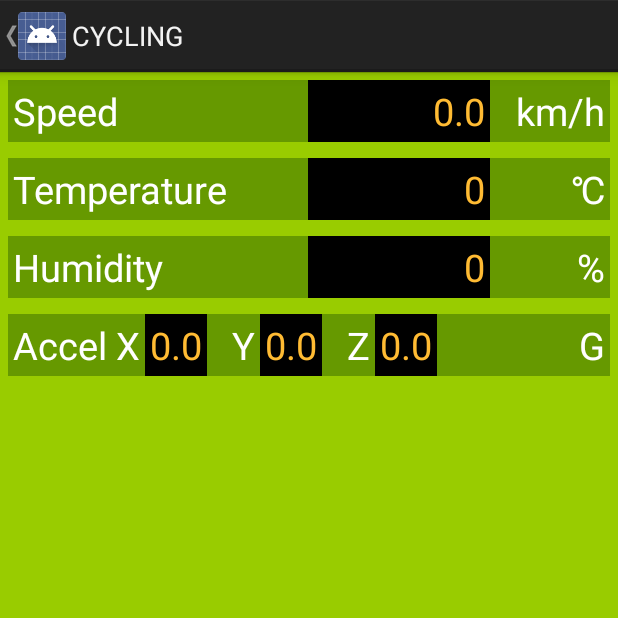
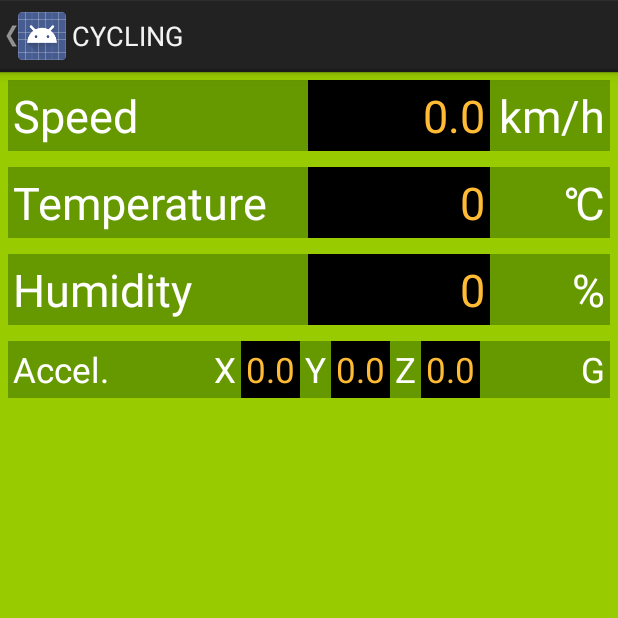
Before and after one commit to araobp/bicycle, an Android app: the CyclingActivity screen opened directly, with no data from a screen before it, on a phone screen of 412 x 824 dp, the top half of it. Run offline under Robolectric (Android 15) with nearby library versions, the phone set to English and light mode, and no system bars; our stand-ins replace EventBus.

Commit message:
bug fix for #1

```diff
--- a/src/app/src/main/AndroidManifest.xml
+++ b/src/app/src/main/AndroidManifest.xml
@@ -48,11 +48,11 @@
         </activity>
 
         <service
-            android:name="jp.araobp.iot.sensor_network.DriverSimulatorServiceImpl"
+            android:name="jp.araobp.iot.sensor_network.service.SensorNetworkSimulator"
             android:enabled="true"
             android:exported="true" />
         <service
-            android:name="jp.araobp.iot.sensor_network.FtdiDriverServiceImpl"
+            android:name="jp.araobp.iot.sensor_network.service.FtdiDriver"
             android:enabled="true"
             android:exported="true" />
 
--- a/src/app/src/main/java/jp/araobp/iot/sensor_network/Event.kt
+++ b/src/app/src/main/java/jp/araobp/iot/sensor_network/SensorNetworkEvent.kt
@@ -1,6 +1,6 @@
 package jp.araobp.iot.sensor_network
 
-class Event {
+class SensorNetworkEvent {
     data class SensorData(var timestamp: Long,
                           var rawData: String,
                           var deviceId: Int? = null,
--- a/src/app/src/main/java/jp/araobp/iot/sensor_network/FtdiDriverServiceImpl.kt
+++ b/src/app/src/main/java/jp/araobp/iot/sensor_network/service/FtdiDriver.kt
@@ -1,9 +1,10 @@
-package jp.araobp.iot.sensor_network
+package jp.araobp.iot.sensor_network.service
 
 import android.util.Log
 
 import com.ftdi.j2xx.D2xxManager
 import com.ftdi.j2xx.FT_Device
+import jp.araobp.iot.sensor_network.SensorNetworkService
 
 import kotlin.experimental.or
 
@@ -11,7 +12,7 @@ import kotlin.experimental.or
 * FTDI device driver
 *
 */
-class FtdiDriverServiceImpl: SensorNetworkService() {
+class FtdiDriver : SensorNetworkService() {
 
     private var mD2xxManager: D2xxManager? = null
     private var mFtdiDevice: FT_Device? = null
--- a/src/app/src/main/java/jp/araobp/iot/ui/CyclingActivity.kt
+++ b/src/app/src/main/java/jp/araobp/iot/ui/CyclingActivity.kt
@@ -5,7 +5,7 @@ import android.os.Bundle
 import android.util.Log
 import android.view.MenuItem
 import android.widget.TextView
-import jp.araobp.iot.sensor_network.Event
+import jp.araobp.iot.sensor_network.SensorNetworkEvent
 import jp.araobp.iot.sensor_network.SensorNetworkProtocol
 import org.greenrobot.eventbus.Subscribe
 import org.greenrobot.eventbus.ThreadMode
@@ -50,7 +50,7 @@ class CyclingActivity : Activity() {
     }
 
     @Subscribe(threadMode = ThreadMode.MAIN)
-    fun onProcessedData(processedData: Event.ProcessedData) {
+    fun onProcessedData(processedData: SensorNetworkEvent.ProcessedData) {
         Log.d(TAG, processedData.toString())
         when(processedData.deviceId) {
             SensorNetworkProtocol.KXR94_2050 -> {
--- a/src/app/src/main/res/layout/activity_cycling.xml
+++ b/src/app/src/main/res/layout/activity_cycling.xml
@@ -141,82 +141,95 @@
         android:orientation="horizontal">
 
         <TextView
+            android:id="@+id/textViewAccelLabel"
+            android:layout_width="wrap_content"
+            android:layout_height="wrap_content"
+            android:padding="@dimen/padding"
+            android:text="Accel."
+            android:textColor="@android:color/background_light"
+            android:textSize="@dimen/cycling_text_size_accel" />
+
+        <LinearLayout
+            android:layout_width="wrap_content"
+            android:layout_height="match_parent"
+            android:layout_weight="1"
+            android:gravity="center"
+            android:orientation="horizontal">
+
+            <TextView
                 android:id="@+id/textViewAccelLabelX"
                 android:layout_width="wrap_content"
-            android:layout_height="wrap_content"
-            android:gravity="right"
-            android:minWidth="35sp"
+                android:layout_height="match_parent"
+                android:gravity="right|center_vertical"
                 android:padding="@dimen/padding"
-            android:text="Accel X"
+                android:text="X"
                 android:textColor="@android:color/background_light"
-            android:textSize="@dimen/cycling_text_size" />
+                android:textSize="@dimen/cycling_text_size_accel" />
 
             <TextView
                 android:id="@+id/textViewAccelValueX"
                 android:layout_width="wrap_content"
                 android:layout_height="match_parent"
                 android:background="@android:color/background_dark"
-            android:gravity="right"
+                android:gravity="right|center_vertical"
                 android:padding="@dimen/padding"
                 android:text="0.0"
                 android:textColor="@android:color/holo_orange_light"
-            android:textSize="@dimen/cycling_text_size" />
+                android:textSize="@dimen/cycling_text_size_accel" />
 
             <TextView
                 android:id="@+id/textViewAccelLabelY"
                 android:layout_width="wrap_content"
-            android:layout_height="wrap_content"
-            android:gravity="right"
-            android:minWidth="35sp"
+                android:layout_height="match_parent"
+                android:gravity="right|center_vertical"
                 android:padding="@dimen/padding"
                 android:text="Y"
                 android:textColor="@android:color/background_light"
-            android:textSize="@dimen/cycling_text_size" />
+                android:textSize="@dimen/cycling_text_size_accel" />
 
             <TextView
                 android:id="@+id/textViewAccelValueY"
                 android:layout_width="wrap_content"
                 android:layout_height="match_parent"
                 android:background="@android:color/background_dark"
-            android:gravity="right"
+                android:gravity="right|center_vertical"
                 android:padding="@dimen/padding"
                 android:text="0.0"
                 android:textColor="@android:color/holo_orange_light"
-            android:textSize="@dimen/cycling_text_size" />
+                android:textSize="@dimen/cycling_text_size_accel" />
 
             <TextView
                 android:id="@+id/textViewAccelLabelZ"
                 android:layout_width="wrap_content"
-            android:layout_height="wrap_content"
-            android:gravity="right"
-            android:minWidth="35sp"
+                android:layout_height="match_parent"
+                android:gravity="right|center_vertical"
                 android:padding="@dimen/padding"
                 android:text="Z"
                 android:textColor="@android:color/background_light"
-            android:textSize="@dimen/cycling_text_size" />
+                android:textSize="@dimen/cycling_text_size_accel" />
 
             <TextView
                 android:id="@+id/textViewAccelValueZ"
                 android:layout_width="wrap_content"
                 android:layout_height="match_parent"
                 android:background="@android:color/background_dark"
-            android:gravity="right"
+                android:gravity="right|center_vertical"
                 android:padding="@dimen/padding"
                 android:text="0.0"
                 android:textColor="@android:color/holo_orange_light"
-            android:textSize="@dimen/cycling_text_size" />
+                android:textSize="@dimen/cycling_text_size_accel" />
+
+        </LinearLayout>
 
         <TextView
             android:id="@+id/textAccelUnit"
             android:layout_width="wrap_content"
             android:layout_height="wrap_content"
             android:gravity="right"
-            android:minWidth="80sp"
             android:padding="@dimen/padding"
             android:text="G"
-            android:layout_weight="1"
             android:textColor="@android:color/background_light"
-            android:textSize="@dimen/cycling_text_size" />
+            android:textSize="@dimen/cycling_text_size_accel" />
 
     </LinearLayout>
 
--- a/src/app/src/main/res/values/dimens.xml
+++ b/src/app/src/main/res/values/dimens.xml
@@ -6,6 +6,7 @@
     <dimen name="button_text_size">12sp</dimen>
     <dimen name="button_elevation">5dp</dimen>
     <dimen name="schedule_text_size">10sp</dimen>
-    <dimen name="cycling_text_size">25sp</dimen>
+    <dimen name="cycling_text_size">30sp</dimen>
+    <dimen name="cycling_text_size_accel">23sp</dimen>
 
 </resources>
```
Also changed, not shown: src/app/src/main/java/jp/araobp/iot/edge_computing/EdgeComputing.kt (+12 -6 lines), src/app/src/main/java/jp/araobp/iot/edge_computing/logic/Cycling.kt (renamed from src/app/src/main/java/jp/araobp/iot/edge_computing/Cycling.kt, +12 -5 lines), src/app/src/main/java/jp/araobp/iot/sensor_network/SensorNetworkService.kt (+10 -10 lines), src/app/src/main/java/jp/araobp/iot/sensor_network/service/SensorNetworkSimulator.kt (renamed from src/app/src/main/java/jp/araobp/iot/sensor_network/DriverSimulatorServiceImpl.kt, +11 -4 lines), src/app/src/main/java/jp/araobp/iot/ui/CliActivity.kt (+11 -11 lines), 2 other files. Lines whose indentation alone changed are shown as unchanged.
